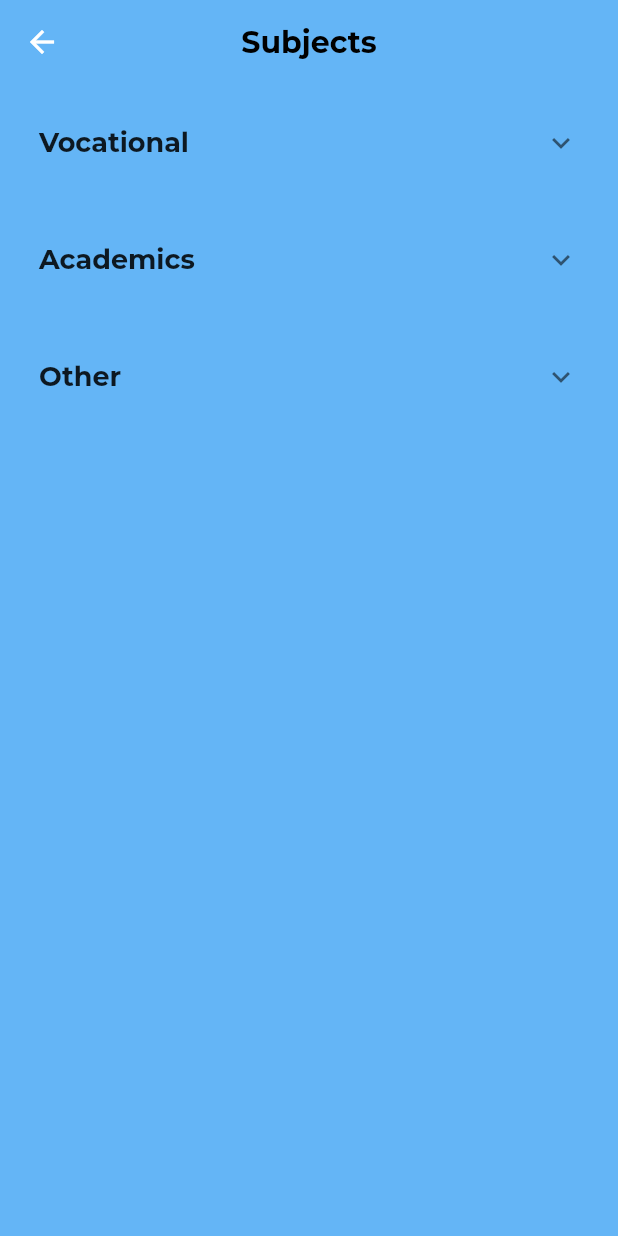
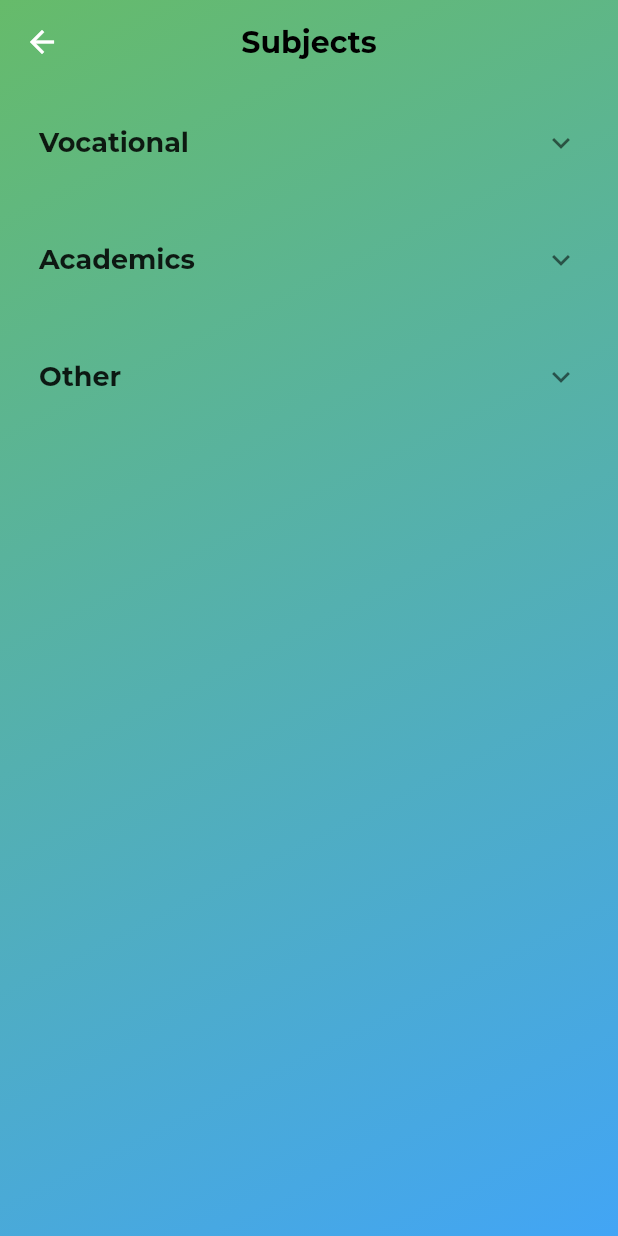
Before and after one commit to Shailebhya/EduWorld, a Flutter app: the SubjectsPage screen opened directly, on a phone screen of 412 x 824 dp. Run offline on Flutter 3.47's test engine with Material 2 defaults, Android fonts, the phone set to English and light mode, and no system bars; our stand-ins replace cloud_firestore, firebase_core, google_fonts, google_sign_in, smooth_star_rating; accounts and stored records are empty; network calls fail.

Commit message:
Editing9

```diff
--- a/lib/Locations.dart
+++ b/lib/Locations.dart
@@ -10,6 +10,7 @@ class _placesState extends State<places> {
   Card buildkey(String t)
   {
     return Card(
+      elevation: 0.1,
       color: Colors.white70,
       child: ListTile(
         dense:true,
--- a/lib/SubjectsPage.dart
+++ b/lib/SubjectsPage.dart
@@ -18,7 +18,13 @@ class _SubjectsPageState extends State<SubjectsPage> {
     return SafeArea(
       child: Material(
         child: Container(
-          color: Colors.blue[300],
+        decoration: BoxDecoration(
+    gradient: LinearGradient(
+    colors: [Colors.green[400], Colors.blue[400]],
+    begin: Alignment.topLeft,
+    end: Alignment.bottomRight,
+    ),
+        ),
           child: Scaffold(
             appBar: AppBar(
               elevation: 0,
```
Also changed, not shown: lib/tinku last page/bottom.dart (+19 -5 lines).
